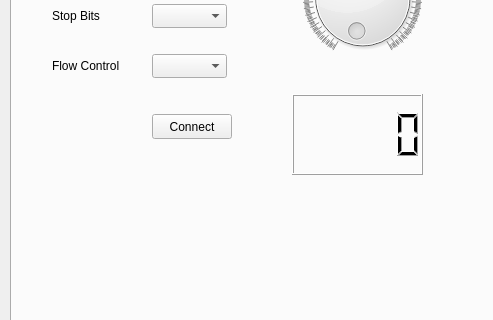
Qt form mainwindow.ui (bogdanf132/QT_STM32_UART_PC_GUI) before a commit; both pictures show x 0 to 493 and y 312 to 632 of the 1210 by 738 pixel window.
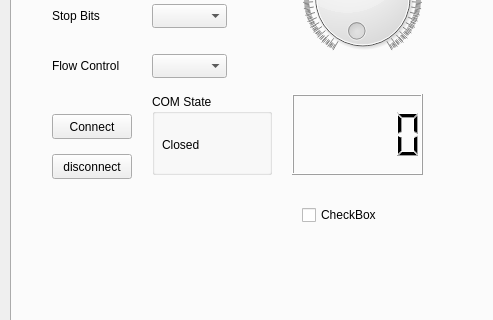
The same form after that commit. Custom widgets are drawn as their Qt base class.

Commit message: Refactored COM config drop-down boxes back-end

What changed in the file:
```diff
--- a/mainwindow.ui
+++ b/mainwindow.ui
@@ -273,7 +273,7 @@
      <widget class="QPushButton" name="connect">
       <property name="geometry">
        <rect>
-        <x>140</x>
+        <x>40</x>
         <y>390</y>
         <width>80</width>
         <height>25</height>
@@ -283,6 +283,64 @@
        <string>Connect</string>
       </property>
      </widget>
+     <widget class="QCheckBox" name="checkBox">
+      <property name="geometry">
+       <rect>
+        <x>290</x>
+        <y>480</y>
+        <width>83</width>
+        <height>22</height>
+       </rect>
+      </property>
+      <property name="text">
+       <string>CheckBox</string>
+      </property>
+     </widget>
+     <widget class="QPushButton" name="disconnect">
+      <property name="geometry">
+       <rect>
+        <x>40</x>
+        <y>430</y>
+        <width>80</width>
+        <height>25</height>
+       </rect>
+      </property>
+      <property name="text">
+       <string>disconnect</string>
+      </property>
+     </widget>
+     <widget class="QGroupBox" name="COMStateBox">
+      <property name="geometry">
+       <rect>
+        <x>140</x>
+        <y>370</y>
+        <width>120</width>
+        <height>81</height>
+       </rect>
+      </property>
+      <property name="title">
+       <string>COM State</string>
+      </property>
+      <widget class="QLabel" name="COMStateLabel">
+       <property name="geometry">
+        <rect>
+         <x>10</x>
+         <y>30</y>
+         <width>101</width>
+         <height>41</height>
+        </rect>
+       </property>
+       <property name="text">
+        <string>Closed</string>
+       </property>
+       <property name="scaledContents">
+        <bool>false</bool>
+       </property>
+       <property name="wordWrap">
+        <bool>true</bool>
+       </property>
+      </widget>
+     </widget>
     </widget>
    </widget>
   </widget>
```
The commit also changes 2 other files.
